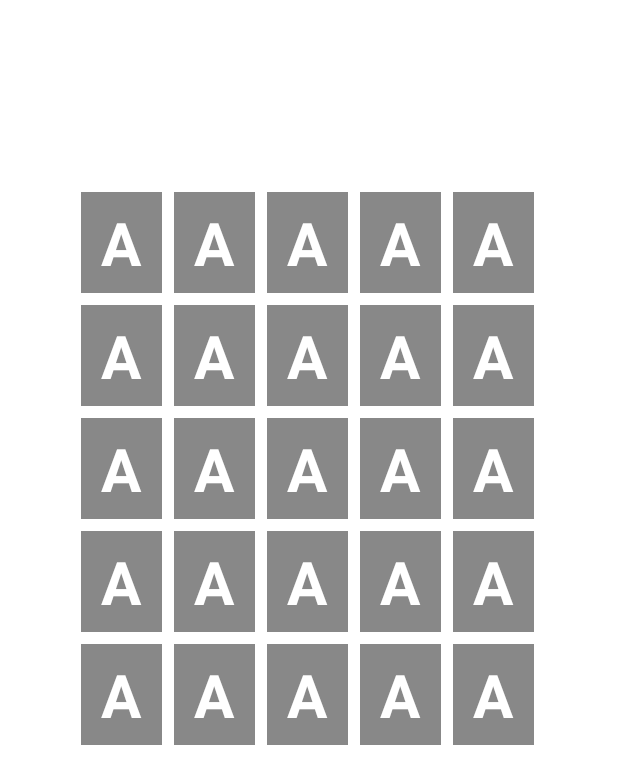
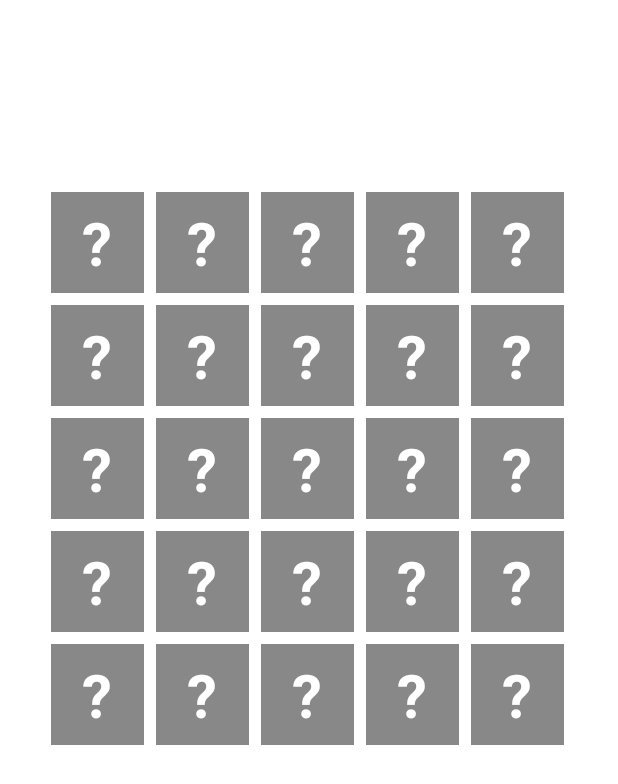
Before and after one commit to kalokcheung14/wordle-assist-android, an Android app: the layout activity_main.xml on its own in the app's theme, with its tools: preview values and no code run, on a phone screen of 412 x 824 dp. Shown: the top 784 px of the screen. Run offline under Robolectric (Android 15) with nearby library versions, the phone set to English and light mode, and no system bars.

Commit message:
Feat: Updated MainAcitivty to store Cells in one-dimensional array, updated AlphaCellTextView to used static constant for place holder, updated activity_main TableLayout start and end margins

```diff
--- a/app/src/main/java/com/kalok/wordleassist/views/AlphabetCellTextView.kt
+++ b/app/src/main/java/com/kalok/wordleassist/views/AlphabetCellTextView.kt
@@ -26,6 +26,10 @@ class AlphabetCellTextView @JvmOverloads constructor(
         textSize = 40F
         setPadding(10)
         // Text for preview
-        text = "A"
+        text = PLACE_HOLDER
+    }
+
+    companion object {
+        const val PLACE_HOLDER = "?"
     }
 }
--- a/app/src/main/res/layout/activity_main.xml
+++ b/app/src/main/res/layout/activity_main.xml
@@ -9,8 +9,8 @@
     <TableLayout
         android:layout_width="match_parent"
         android:layout_height="wrap_content"
-        android:layout_marginStart="50dp"
-        android:layout_marginEnd="50dp"
+        android:layout_marginStart="30dp"
+        android:layout_marginEnd="30dp"
         android:layout_marginBottom="300dp"
         android:layout_marginTop="100dp"
         android:orientation="vertical"
@@ -28,12 +28,12 @@
                 android:layout_width="wrap_content"
                 android:layout_height="wrap_content"
                 android:padding="10dp"
-                android:layout_margin="4dp"/>
+                android:layout_margin="4dp" />
             <com.kalok.wordleassist.views.AlphabetCellTextView
                 android:layout_width="wrap_content"
                 android:layout_height="wrap_content"
                 android:padding="10dp"
-                android:layout_margin="4dp"/>
+                android:layout_margin="4dp" />
             <com.kalok.wordleassist.views.AlphabetCellTextView
                 android:layout_width="wrap_content"
                 android:layout_height="wrap_content"
```
Also changed, not shown: app/src/main/java/com/kalok/wordleassist/MainActivity.kt (+34 -18 lines).
